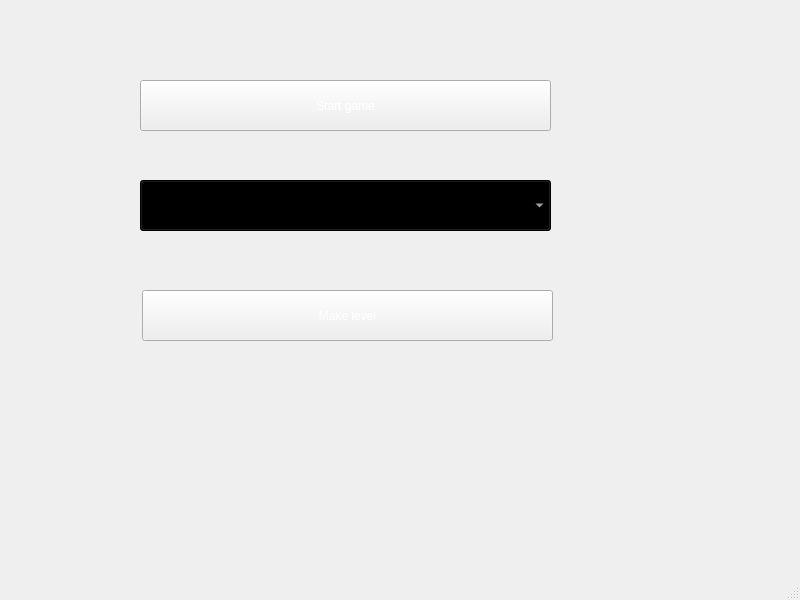
First picture: the form in menu.ui, repository bvrJulia/SpaceInviders, before the edit.
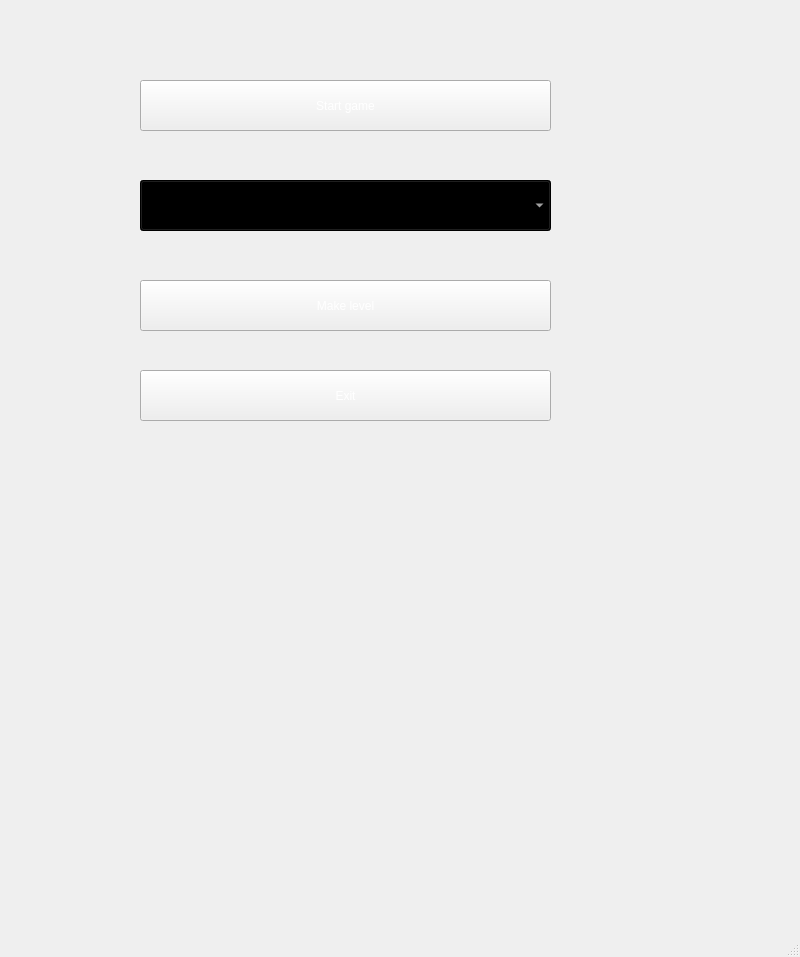
Second picture: the form after the edit. Icons and pictures are not drawn.

The edit to the form file:
```diff
--- a/menu.ui
+++ b/menu.ui
@@ -7,7 +7,7 @@
     <x>0</x>
     <y>0</y>
     <width>800</width>
-    <height>600</height>
+    <height>957</height>
    </rect>
   </property>
   <property name="windowTitle">
@@ -55,8 +55,8 @@
    <widget class="QPushButton" name="pushButton_2">
     <property name="geometry">
      <rect>
-      <x>142</x>
-      <y>290</y>
+      <x>140</x>
+      <y>280</y>
       <width>411</width>
       <height>51</height>
      </rect>
@@ -70,6 +70,37 @@
      <string>Make level</string>
     </property>
    </widget>
+   <widget class="QWidget" name="widget" native="true">
+    <property name="geometry">
+     <rect>
+      <x>20</x>
+      <y>430</y>
+      <width>671</width>
+      <height>491</height>
+     </rect>
+    </property>
+    <property name="styleSheet">
+     <string notr="true">image: url(:/images/icon.png);</string>
+    </property>
+   </widget>
+   <widget class="QPushButton" name="pushButton_3">
+    <property name="geometry">
+     <rect>
+      <x>140</x>
+      <y>370</y>
+      <width>411</width>
+      <height>51</height>
+     </rect>
+    </property>
+    <property name="styleSheet">
+     <string notr="true">color: rgb(255, 255, 255);
+font: 12pt &quot;MS Gothic&quot;;
+</string>
+    </property>
+    <property name="text">
+     <string>Exit</string>
+    </property>
+   </widget>
   </widget>
   <widget class="QMenuBar" name="menubar">
    <property name="geometry">
```
